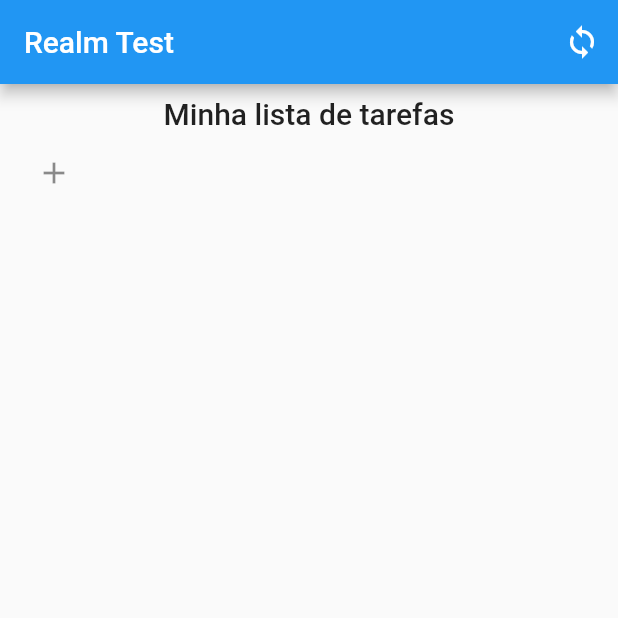
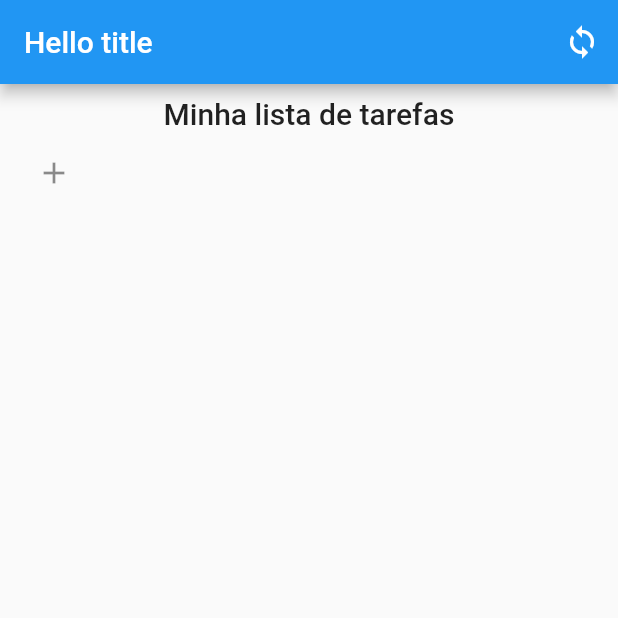
Before and after one commit to arcbueno/test_realm_flutter, a Flutter app: the screen it shows after launch, on a phone screen of 412 x 824 dp, the top half of it. Run offline on Flutter 3.47's test engine with Material 2 defaults, Android fonts, the phone set to English and light mode, and no system bars; our stand-ins replace cloud_firestore, firebase_core, realm; accounts and stored records are empty; generated files the repository leaves out were written again.

Commit message:
Adding flavoring

```diff
--- /dev/null
+++ b/test_realm/lib/app.dart
@@ -0,0 +1,43 @@
+import 'package:flutter/foundation.dart';
+import 'package:flutter/material.dart';
+import 'package:test_realm/pages/home/home.page.dart';
+
+import 'flavors.dart';
+
+class App extends StatelessWidget {
+  const App({Key? key}) : super(key: key);
+
+  @override
+  Widget build(BuildContext context) {
+    return MaterialApp(
+      title: F.title,
+      theme: ThemeData(
+        primarySwatch: Colors.blue,
+      ),
+      home: _flavorBanner(
+        child: const HomePage(),
+        show: kDebugMode,
+      ),
+    );
+  }
+
+  Widget _flavorBanner({
+    required Widget child,
+    bool show = true,
+  }) =>
+      show
+          ? Banner(
+              location: BannerLocation.topStart,
+              message: F.name,
+              color: Colors.green.withOpacity(0.6),
+              textStyle: const TextStyle(
+                  fontWeight: FontWeight.w700,
+                  fontSize: 12.0,
+                  letterSpacing: 1.0),
+              textDirection: TextDirection.ltr,
+              child: child,
+            )
+          : Container(
+              child: child,
+            );
+}
--- /dev/null
+++ b/test_realm/lib/flavors.dart
@@ -0,0 +1,35 @@
+enum Flavor {
+  paid,
+  free,
+}
+
+class F {
+  static Flavor? appFlavor;
+
+  static String get name => appFlavor?.name ?? '';
+
+  static bool get isPaid => F.appFlavor == Flavor.paid;
+  static bool get isFree => F.appFlavor == Flavor.free;
+
+  static String get title {
+    switch (appFlavor) {
+      case Flavor.paid:
+        return 'Paid App';
+      case Flavor.free:
+        return 'Free App';
+      default:
+        return 'title';
+    }
+  }
+
+  static String get collectionPrefix {
+    switch (appFlavor) {
+      case Flavor.paid:
+        return 'paid';
+      case Flavor.free:
+        return 'free';
+      default:
+        return '-';
+    }
+  }
+}
--- a/test_realm/lib/main.dart
+++ b/test_realm/lib/main.dart
@@ -1,28 +1,10 @@
+import 'dart:async';
+import 'package:firebase_core/firebase_core.dart';
 import 'package:flutter/material.dart';
-import 'package:test_realm/pages/home/home.page.dart';
-import 'package:firebase_core/firebase_core.dart';
-import 'firebase_options.dart';
+import 'app.dart';
 
-void main() async {
+FutureOr<void> main() async {
   WidgetsFlutterBinding.ensureInitialized();
-  await Firebase.initializeApp(
-    options: DefaultFirebaseOptions.currentPlatform,
-  );
-  runApp(const MyApp());
+  await Firebase.initializeApp();
+  runApp(const App());
 }
-
-class MyApp extends StatelessWidget {
-  const MyApp({super.key});
-
-  // This widget is the root of your application.
-  @override
-  Widget build(BuildContext context) {
-    return MaterialApp(
-      title: 'Realm test',
-      theme: ThemeData(
-        primarySwatch: Colors.blue,
-      ),
-      home: const HomePage(),
-    );
-  }
-}
--- /dev/null
+++ b/test_realm/lib/main_free.dart
@@ -0,0 +1,8 @@
+import 'flavors.dart';
+
+import 'main.dart' as runner;
+
+Future<void> main() async {
+  F.appFlavor = Flavor.free;
+  await runner.main();
+}
--- /dev/null
+++ b/test_realm/lib/main_paid.dart
@@ -0,0 +1,8 @@
+import 'flavors.dart';
+
+import 'main.dart' as runner;
+
+Future<void> main() async {
+  F.appFlavor = Flavor.paid;
+  await runner.main();
+}
--- a/test_realm/lib/pages/home/home.page.dart
+++ b/test_realm/lib/pages/home/home.page.dart
@@ -1,5 +1,6 @@
 import 'package:flutter/material.dart';
 import 'package:realm/realm.dart';
+import 'package:test_realm/flavors.dart';
 import 'package:test_realm/models/task/task.dart';
 import 'package:test_realm/repositories/task_repository.dart';
 
@@ -30,7 +31,7 @@ class _HomePageState extends State<HomePage> {
   Widget build(BuildContext context) {
     return Scaffold(
       appBar: AppBar(
-        title: const Text('Realm Test'),
+        title: Text('Hello ${F.title}'),
         actions: [
           if (isSyncing)
             const CircularProgressIndicator()
--- a/test_realm/lib/remote/task_remote.dart
+++ b/test_realm/lib/remote/task_remote.dart
@@ -1,8 +1,9 @@
 import 'package:cloud_firestore/cloud_firestore.dart';
+import 'package:test_realm/flavors.dart';
 import 'package:test_realm/models/task/task.dart';
 
 class TaskRemote {
-  static const String collectionName = 'Tasks';
+  static final String collectionName = '${F.collectionPrefix}-Tasks';
   late final FirebaseFirestore remoteDb;
   TaskRemote() {
     remoteDb = FirebaseFirestore.instance;
```
Also changed, not shown: test_realm/pubspec.yaml (+17 -0 lines), test_realm/lib/firebase_options.dart, test_realm/pubspec.lock, 14 other files.
